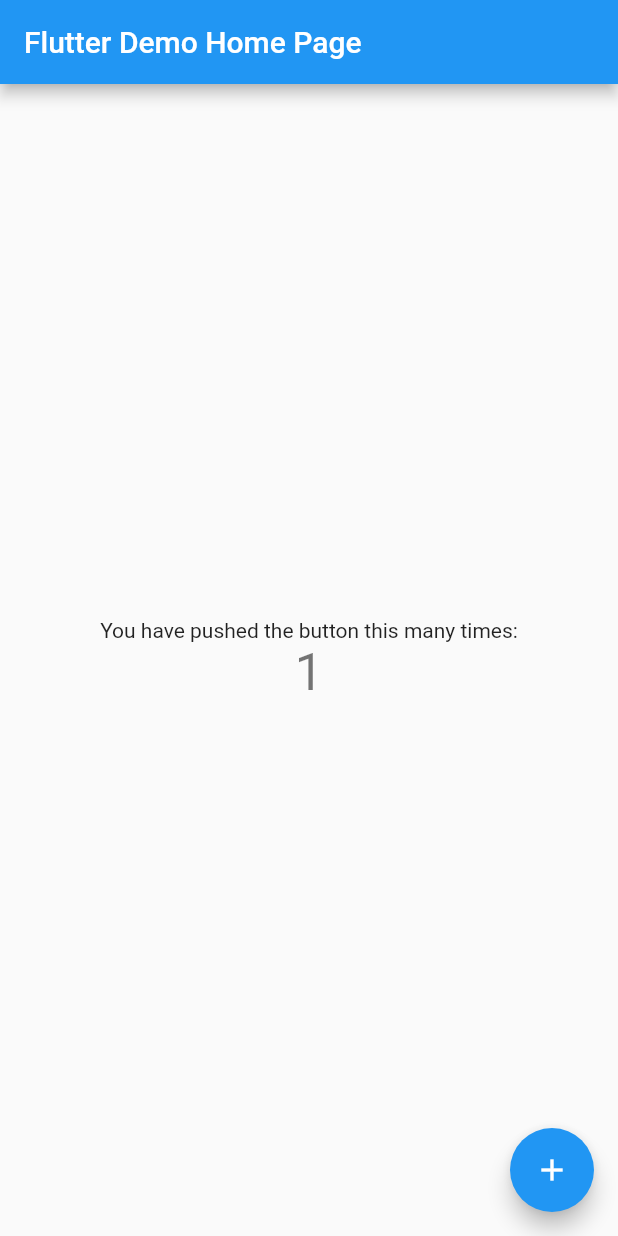
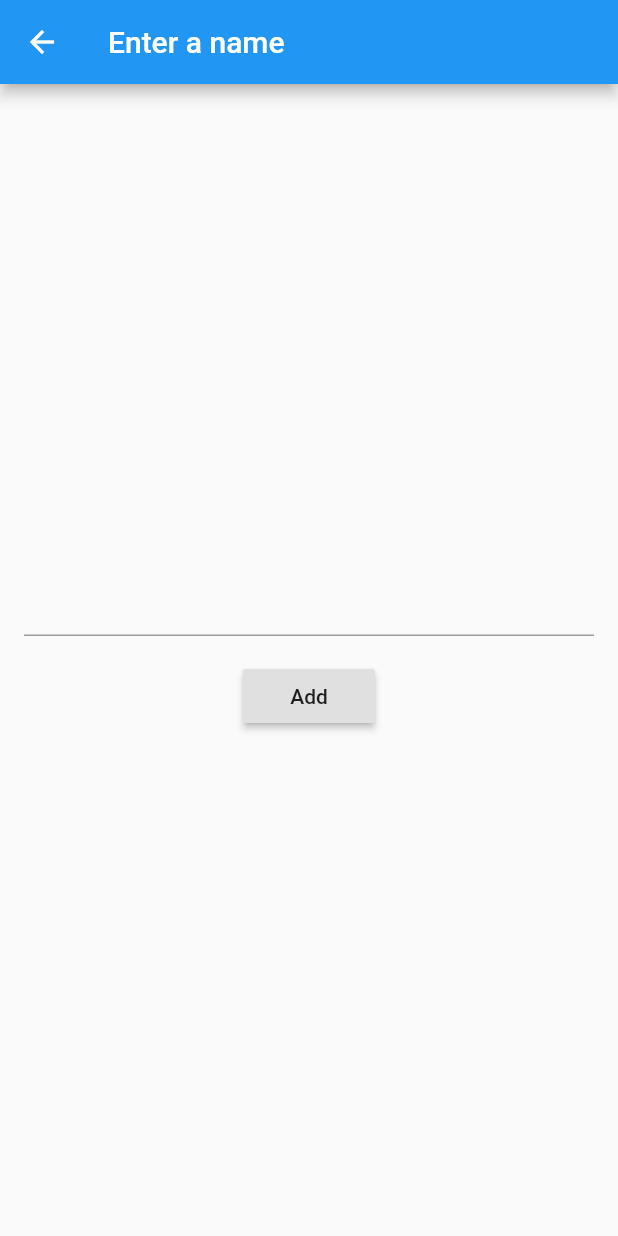
Before and after one commit to rubenjacob/MobileComputing, a Flutter app: the screen it shows after launch, after a tap on the "add" icon, on a phone screen of 412 x 824 dp. Run offline on Flutter 3.47's test engine with Material 2 defaults, Android fonts, the phone set to English and light mode, and no system bars.

Commit message:
Implemented basic question management functionality

```diff
--- a/lib/main.dart
+++ b/lib/main.dart
@@ -1,4 +1,11 @@
+import 'package:esense_flutter/model/listofsets.dart';
+import 'package:esense_flutter/model/setofquestions.dart';
+import 'package:esense_flutter/screens/newsetform.dart';
+import 'package:esense_flutter/screens/playview.dart';
+import 'package:esense_flutter/screens/questionview.dart';
+import 'package:esense_flutter/screens/setview.dart';
 import 'package:flutter/material.dart';
+import 'package:provider/provider.dart';
 
 void main() => runApp(MyApp());
 
@@ -6,106 +13,50 @@ class MyApp extends StatelessWidget {
   // This widget is the root of your application.
   @override
   Widget build(BuildContext context) {
-    return MaterialApp(
-      title: 'Flutter Demo',
-      theme: ThemeData(
-        // This is the theme of your application.
-        //
-        // Try running your application with "flutter run". You'll see the
-        // application has a blue toolbar. Then, without quitting the app, try
-        // changing the primarySwatch below to Colors.green and then invoke
-        // "hot reload" (press "r" in the console where you ran "flutter run",
-        // or simply save your changes to "hot reload" in a Flutter IDE).
-        // Notice that the counter didn't reset back to zero; the application
-        // is not restarted.
-        primarySwatch: Colors.blue,
+    return ChangeNotifierProvider<ListOfSets>(
+        create: (context) => ListOfSets(),
+        child: MaterialApp(
+          title: 'eSense Earable Quiz',
+          theme: ThemeData(
+            primarySwatch: Colors.blue,
+          ),
+          home: MyHomePage(),
+          routes: {
+            '/newsetform': (context) => NewSetForm(),
+            '/setview': (context) => SetView(),
+            '/setview/questionview': (context) => QuestionView(),
+            '/setview/playview': (context) => PlayView(),
+          },
+        ));
+  }
+}
+
+class MyHomePage extends StatelessWidget {
+  @override
+  Widget build(BuildContext context) {
+    final listOfSets = Provider.of<ListOfSets>(context);
+    return Scaffold(
+      appBar: AppBar(
+        title: Text('eSense Earable Quiz'),
       ),
-      home: MyHomePage(title: 'Flutter Demo Home Page'),
+      body: Center(
+          child: ListView.builder(
+        itemCount: listOfSets.sets.length,
+        itemBuilder: (context, index) {
+          return ListTile(
+            title: Text('${listOfSets.sets[index].name}'),
+            onTap: () => Navigator.pushNamed(
+                context,
+                '/setview',
+                arguments: listOfSets.sets[index]
+            ),
+          );
+        },
+      )),
+      floatingActionButton: FloatingActionButton(
+          tooltip: 'Add new set of questions!',
+          child: Icon(Icons.add),
+          onPressed: () => Navigator.pushNamed(context, '/newsetform')),
     );
   }
 }
-
-class MyHomePage extends StatefulWidget {
-  MyHomePage({Key key, this.title}) : super(key: key);
-
-  // This widget is the home page of your application. It is stateful, meaning
-  // that it has a State object (defined below) that contains fields that affect
-  // how it looks.
-
-  // This class is the configuration for the state. It holds the values (in this
-  // case the title) provided by the parent (in this case the App widget) and
-  // used by the build method of the State. Fields in a Widget subclass are
-  // always marked "final".
-
-  final String title;
-
-  @override
-  _MyHomePageState createState() => _MyHomePageState();
-}
-
-class _MyHomePageState extends State<MyHomePage> {
-  int _counter = 0;
-
-  void _incrementCounter() {
-    setState(() {
-      // This call to setState tells the Flutter framework that something has
-      // changed in this State, which causes it to rerun the build method below
-      // so that the display can reflect the updated values. If we changed
-      // _counter without calling setState(), then the build method would not be
-      // called again, and so nothing would appear to happen.
-      _counter++;
-    });
-  }
-
-  @override
-  Widget build(BuildContext context) {
-    // This method is rerun every time setState is called, for instance as done
-    // by the _incrementCounter method above.
-    //
-    // The Flutter framework has been optimized to make rerunning build methods
-    // fast, so that you can just rebuild anything that needs updating rather
-    // than having to individually change instances of widgets.
-    return Scaffold(
-      appBar: AppBar(
-        // Here we take the value from the MyHomePage object that was created by
-        // the App.build method, and use it to set our appbar title.
-        title: Text(widget.title),
-      ),
-      body: Center(
-        // Center is a layout widget. It takes a single child and positions it
-        // in the middle of the parent.
-        child: Column(
-          // Column is also a layout widget. It takes a list of children and
-          // arranges them vertically. By default, it sizes itself to fit its
-          // children horizontally, and tries to be as tall as its parent.
-          //
-          // Invoke "debug painting" (press "p" in the console, choose the
-          // "Toggle Debug Paint" action from the Flutter Inspector in Android
-          // Studio, or the "Toggle Debug Paint" command in Visual Studio Code)
-          // to see the wireframe for each widget.
-          //
-          // Column has various properties to control how it sizes itself and
-          // how it positions its children. Here we use mainAxisAlignment to
-          // center the children vertically; the main axis here is the vertical
-          // axis because Columns are vertical (the cross axis would be
-          // horizontal).
-          mainAxisAlignment: MainAxisAlignment.center,
-          children: <Widget>[
-            Text(
-              'You have pushed the button this many times:',
-            ),
-            Text(
-              '$_counter',
-              style: Theme.of(context).textTheme.display1,
-            ),
-          ],
-        ),
-      ),
-      floatingActionButton: FloatingActionButton(
-        onPressed: _incrementCounter,
-        tooltip: 'Increment',
-        child: Icon(Icons.add),
-      ), // This trailing comma makes auto-formatting nicer for build methods.
-    );
-  }
-}
--- /dev/null
+++ b/lib/screens/newsetform.dart
@@ -0,0 +1,49 @@
+import 'package:esense_flutter/model/listofsets.dart';
+import 'package:esense_flutter/model/setofquestions.dart';
+import 'package:flutter/material.dart';
+import 'package:provider/provider.dart';
+
+class NewSetForm extends StatelessWidget {
+  final _formKey = GlobalKey<FormState>();
+  final textController = TextEditingController();
+
+  @override
+  Widget build(BuildContext context) {
+    final listOfSets = Provider.of<ListOfSets>(context);
+    return Scaffold(
+        appBar: AppBar(title: Text('Enter a name')),
+        body: Center(
+            child: Form(
+                key: _formKey,
+                child: Column(
+                  mainAxisAlignment: MainAxisAlignment.center,
+                  children: <Widget>[
+                    Padding(
+                      padding: const EdgeInsets.symmetric(horizontal: 16.0),
+                      child: TextFormField(
+                        validator: (value) {
+                          if (value.isEmpty) {
+                            return 'Please enter a name.';
+                          }
+                          return null;
+                        },
+                        controller: textController,
+                      ),
+                    ),
+                    Padding(
+                        padding: const EdgeInsets.symmetric(vertical: 16.0),
+                        child: RaisedButton(
+                          onPressed: () {
+                            if (_formKey.currentState.validate()) {
+                              final set = Set();
+                              set.name = textController.text;
+                              listOfSets.addSet(set);
+                              Navigator.pop(context);
+                            }
+                          },
+                          child: Text('Add'),
+                        ))
+                  ],
+                ))));
+  }
+}
```
Also changed, not shown: lib/screens/playview.dart (added, +14 -0 lines), lib/screens/questionview.dart (added, +218 -0 lines), lib/screens/setview.dart (added, +61 -0 lines).
